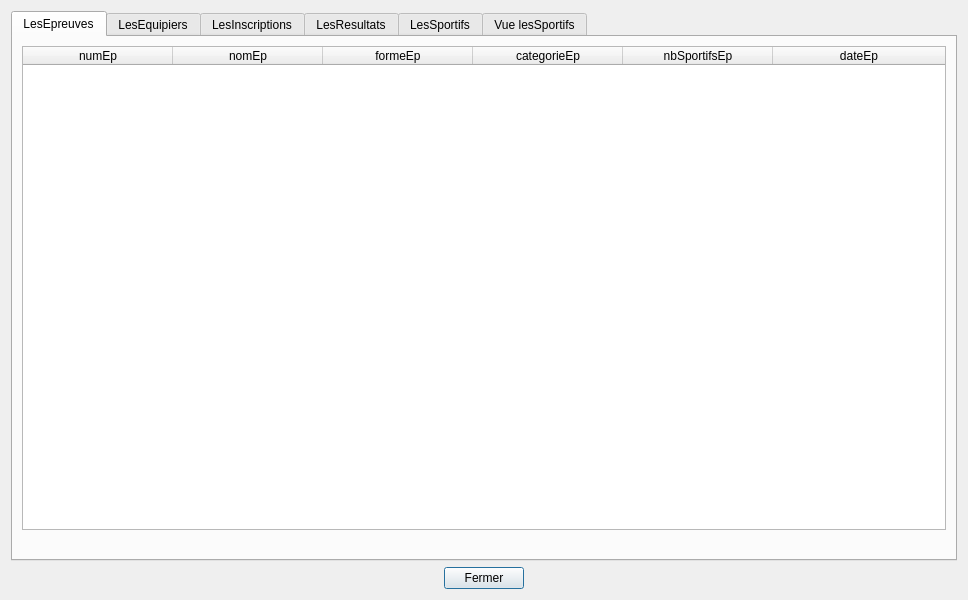
Qt form gui/tablesData.ui (pH0xe/L3-Info-Projet-CEBD) before a commit.
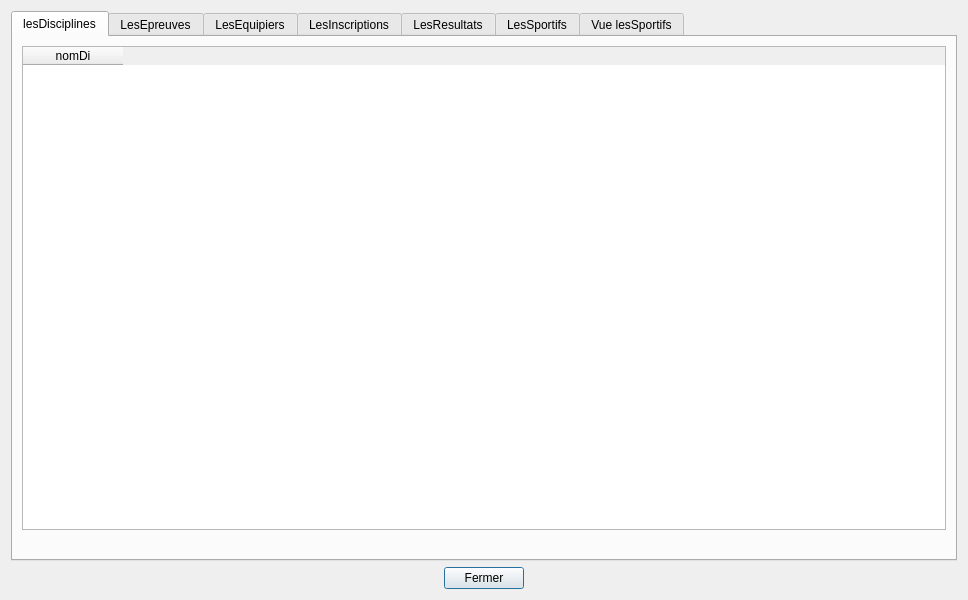
The same form after that commit. The open tabs and pages were chosen to show the change.

Commit message: 1.3d ajout de l'ui, correction des erreurs

What changed in the file:
```diff
--- a/gui/tablesData.ui
+++ b/gui/tablesData.ui
@@ -31,6 +31,29 @@
      <property name="currentIndex">
       <number>5</number>
      </property>
+     <widget class="QWidget" name="tabDisciplines">
+      <attribute name="title">
+       <string>lesDisciplines</string>
+      </attribute>
+      <layout class="QVBoxLayout" name="verticalLayout_3">
+       <item>
+        <widget class="QTableWidget" name="tableDisciplines">
+         <column>
+          <property name="text">
+           <string>nomDi</string>
+          </property>
+         </column>
+        </widget>
+       </item>
+       <item>
+        <widget class="QLabel" name="label_disciplines">
+         <property name="text">
+          <string/>
+         </property>
+        </widget>
+       </item>
+      </layout>
+     </widget>
      <widget class="QWidget" name="tabEpreuves">
       <attribute name="title">
        <string>LesEpreuves</string>
@@ -66,7 +89,7 @@
           <bool>true</bool>
          </property>
          <property name="columnCount">
-          <number>6</number>
+          <number>7</number>
          </property>
          <attribute name="horizontalHeaderCascadingSectionResizes">
           <bool>true</bool>
@@ -114,6 +137,11 @@
            <string>nbSportifsEp</string>
           </property>
          </column>
+         <column>
+          <property name="text">
+           <string>nomDi</string>
+          </property>
+         </column>
          <column>
           <property name="text">
            <string>dateEp</string>
```
Left out of the diff: 2 changed lines with no effect on the pictures. The commit also changes 2 other files.
